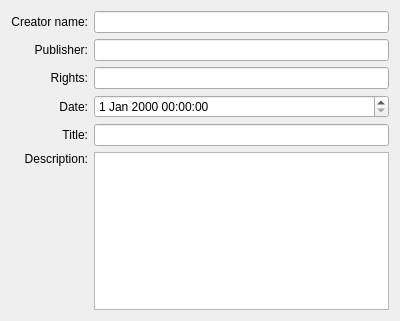
Old version of the form plugins/extensions/metadataeditor/editors/dublincore.ui in the repository KDE/krita.
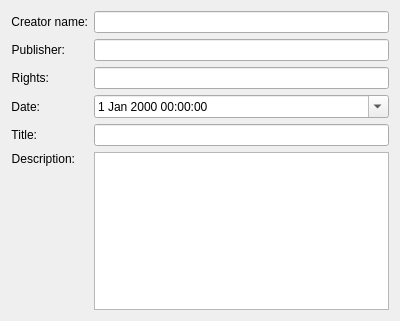
New version of the form.

Commit message: Metadata editor: standardize UI layout

Patch:
```diff
--- a/plugins/extensions/metadataeditor/editors/dublincore.ui
+++ b/plugins/extensions/metadataeditor/editors/dublincore.ui
@@ -14,10 +14,8 @@
     <height>321</height>
    </rect>
   </property>
-  <layout class="QHBoxLayout">
-   <item>
-    <layout class="QGridLayout">
-     <item column="0" row="0">
+  <layout class="QFormLayout" name="formLayout">
+   <item row="0" column="0">
       <widget class="QLabel" name="label">
        <property name="text">
         <string>Creator name:</string>
@@ -33,7 +31,7 @@
      <item column="1" row="0">
       <widget class="QLineEdit" name="editCreator"/>
      </item>
-     <item column="0" row="1">
+   <item row="1" column="0">
       <widget class="QLabel" name="label_4">
        <property name="text">
         <string>Publisher:</string>
@@ -49,7 +47,7 @@
      <item column="1" row="1">
       <widget class="QLineEdit" name="editPublisher"/>
      </item>
-     <item column="0" row="2">
+   <item row="2" column="0">
       <widget class="QLabel" name="label_5">
        <property name="text">
         <string>Rights:</string>
@@ -65,7 +63,7 @@
      <item column="1" row="2">
       <widget class="QLineEdit" name="editRights"/>
      </item>
-     <item column="0" row="3">
+   <item row="3" column="0">
       <widget class="QLabel" name="label_2">
        <property name="text">
         <string>Date:</string>
@@ -78,10 +76,14 @@
        </property>
       </widget>
      </item>
-     <item column="1" row="3">
-      <widget class="QDateTimeEdit" name="editDate"/>
-     </item>
-     <item column="0" row="4">
+   <item row="3" column="1">
+    <widget class="QDateTimeEdit" name="editDate">
+     <property name="calendarPopup">
+      <bool>true</bool>
+     </property>
+    </widget>
+   </item>
+   <item row="4" column="0">
       <widget class="QLabel" name="label_7">
        <property name="text">
         <string>Title:</string>
@@ -97,7 +99,7 @@
      <item column="1" row="4">
       <widget class="QLineEdit" name="editTitle"/>
      </item>
-     <item column="0" row="5">
+   <item row="5" column="0">
       <widget class="QLabel" name="label_3">
        <property name="text">
         <string>Description:</string>
@@ -112,8 +114,6 @@
      </item>
      <item column="1" row="5">
       <widget class="QTextEdit" name="editDescription"/>
-     </item>
-    </layout>
    </item>
   </layout>
  </widget>
```
Left out of the diff: 12 changed lines with no effect on the pictures. Lines whose indentation alone changed are shown as unchanged. The commit also changes 1 other file.
